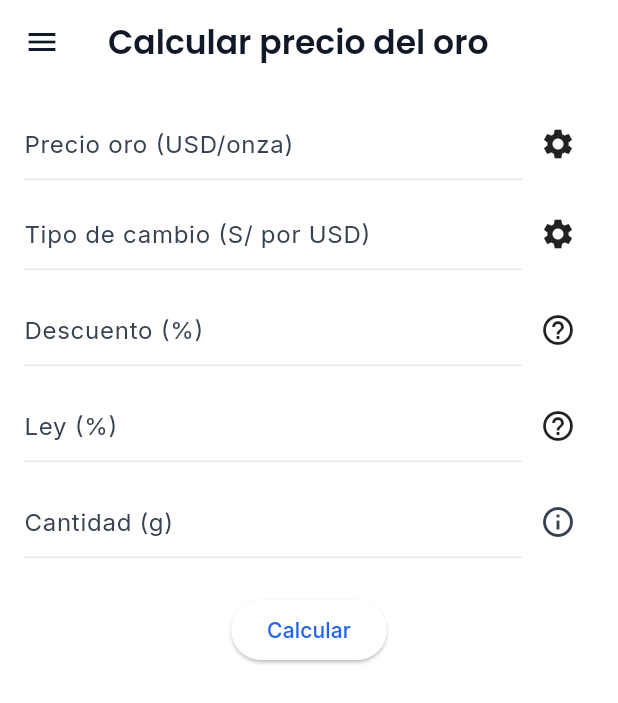
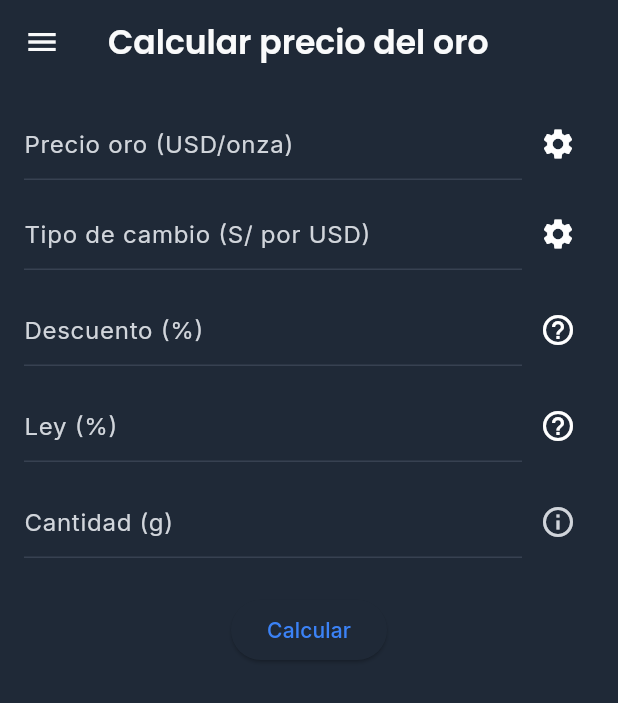
Before and after one commit to DeyviRodrigo/toolmape, a Flutter app: the screen it shows after launch, after a tap on the "settings" icon, on a phone screen of 412 x 824 dp. Shown: the top 703 px of the screen. Run offline on Flutter 3.47's test engine with Material 3 defaults, Android fonts, the phone set to English and light mode, and no system bars; our stand-ins replace flutter_dotenv, flutter_local_notifications, flutter_riverpod, google_fonts, shared_preferences, supabase_flutter and 2 more; accounts and stored records are empty; network calls fail.

Commit message:
Set dark mode default and improve splash

```diff
--- a/lib/presentation/pages/splash_page.dart
+++ b/lib/presentation/pages/splash_page.dart
@@ -8,28 +8,46 @@ class SplashPage extends StatefulWidget {
   State<SplashPage> createState() => _SplashPageState();
 }
 
-class _SplashPageState extends State<SplashPage> {
+class _SplashPageState extends State<SplashPage>
+    with SingleTickerProviderStateMixin {
+  late final AnimationController _controller;
+
   @override
   void initState() {
     super.initState();
-    Future.delayed(const Duration(seconds: 3), () {
-      Navigator.pushReplacementNamed(context, routeCalculadora);
-    });
+    _controller = AnimationController(
+      vsync: this,
+      duration: const Duration(seconds: 3),
+    )
+      ..addListener(() => setState(() {}))
+      ..forward().whenComplete(
+          () => Navigator.pushReplacementNamed(context, routeCalculadora));
+  }
+
+  @override
+  void dispose() {
+    _controller.dispose();
+    super.dispose();
   }
 
   @override
   Widget build(BuildContext context) {
+    final isDark = Theme.of(context).brightness == Brightness.dark;
+    final progress = (_controller.value * 100).round();
     return Scaffold(
+      backgroundColor: isDark ? Colors.black : Colors.grey[200],
       body: Center(
         child: Column(
           mainAxisSize: MainAxisSize.min,
-          children: const [
-            _SplashImage(),
-            SizedBox(height: 24),
+          children: [
+            const _SplashImage(),
+            const SizedBox(height: 24),
             SizedBox(
               width: 200,
-              child: LinearProgressIndicator(),
+              child: LinearProgressIndicator(value: _controller.value),
             ),
+            const SizedBox(height: 8),
+            Text('$progress%'),
           ],
         ),
       ),
--- a/lib/theme/theme_provider.dart
+++ b/lib/theme/theme_provider.dart
@@ -2,8 +2,8 @@ import 'package:flutter/material.dart';
 import 'package:flutter_riverpod/flutter_riverpod.dart';
 import 'themes/index.dart';
 
-final themeModeProvider = StateProvider<ThemeMode>((_) => ThemeMode.system);
-final themeProfileProvider = StateProvider<String>((_) => 'light');
+final themeModeProvider = StateProvider<ThemeMode>((_) => ThemeMode.dark);
+final themeProfileProvider = StateProvider<String>((_) => 'dark');
 
 final themeDataProvider = Provider<ThemeData>((ref) {
   switch (ref.watch(themeProfileProvider)) {
```
